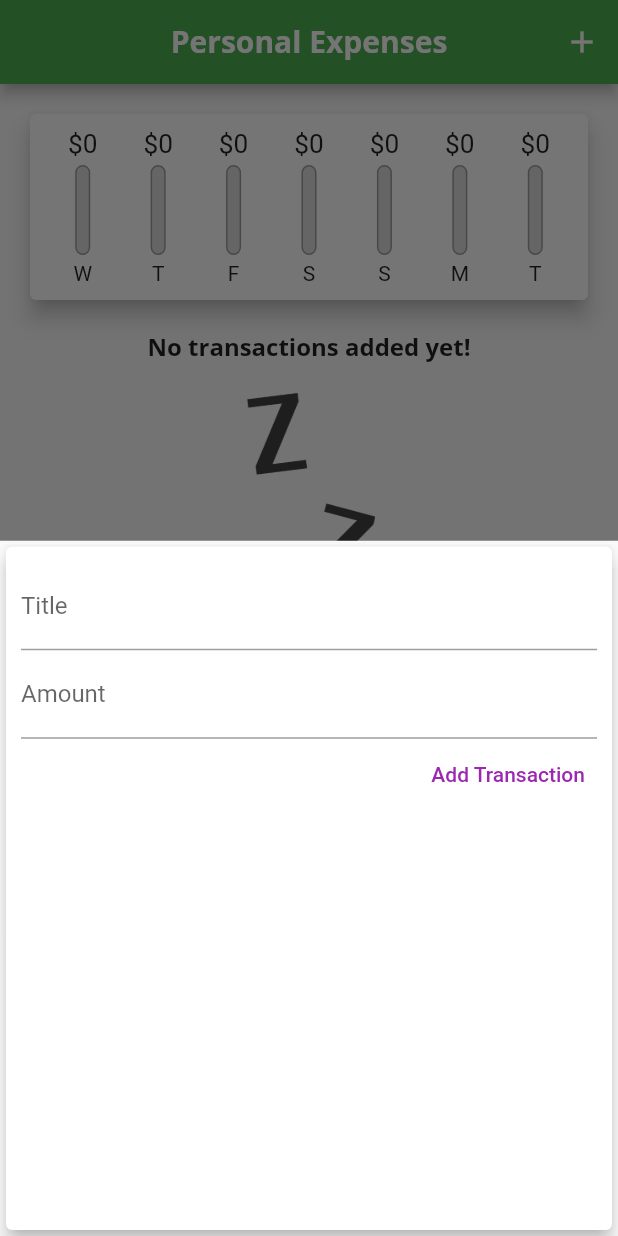
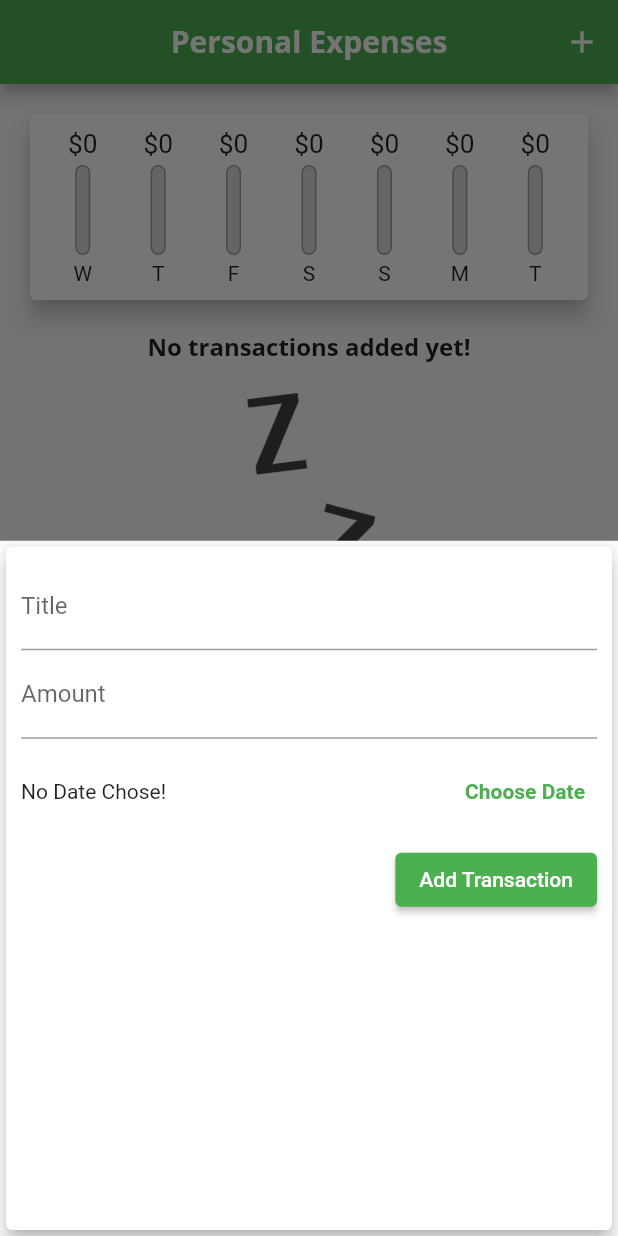
Before and after one commit to AlvaroBishop/personal_expenses_app_Flutter, a Flutter app: the screen it shows after launch, after a tap on the "add" icon, on a phone screen of 412 x 824 dp. Run offline on Flutter 3.47's test engine with Material 2 defaults, Android fonts, the phone set to English and light mode, and no system bars; Roboto replaces fonts that are missing (Open Sans).

Commit message:
finish project

```diff
--- a/lib/main.dart
+++ b/lib/main.dart
@@ -17,6 +17,7 @@ class MyApp extends StatelessWidget {
         debugShowCheckedModeBanner: false,
         theme: ThemeData(
             primarySwatch: Colors.green,
+            errorColor: Colors.red[900],
             fontFamily: 'Quicksand',
             textTheme: ThemeData.light().textTheme.copyWith(
                     titleLarge: const TextStyle(
@@ -46,20 +47,7 @@ class _MyHomePageState extends State<MyHomePage> {
   final titleController = TextEditingController();
 
   final amountController = TextEditingController();
-  final List<Transaction> _userTransactions = [
-    // Transaction(
-    //   id: 't1',
-    //   title: 'New Shoes',
-    //   amount: 69.99,
-    //   date: DateTime.now(),
-    // ),
-    // Transaction(
-    //   id: 't2',
-    //   title: 'Weekly Groceries',
-    //   amount: 16.50,
-    //   date: DateTime.now(),
-    // ),
-  ];
+  final List<Transaction> _userTransactions = [];
 
   List<Transaction> get _recentTransactions {
     return _userTransactions.where((tx) {
@@ -71,15 +59,22 @@ class _MyHomePageState extends State<MyHomePage> {
     }).toList();
   }
 
-  void _addNewTransaction(String txTitle, double txAmount) {
+  void _addNewTransaction(
+      String txTitle, double txAmount, DateTime chosenDate) {
     final newTx = Transaction(
         id: DateTime.now().toString(),
         title: txTitle,
         amount: txAmount,
-        date: DateTime.now());
+        date: chosenDate);
 
     setState(() {
       _userTransactions.add(newTx);
+    });
+  }
+
+  void _deleteTransaction(String id) {
+    setState(() {
+      _userTransactions.removeWhere((element) => element.id == id);
     });
   }
 
@@ -109,7 +104,12 @@ class _MyHomePageState extends State<MyHomePage> {
           crossAxisAlignment: CrossAxisAlignment.stretch,
           children: <Widget>[
             Chart(recentTransactions: _recentTransactions),
-            TransactionList(transactions: _userTransactions),
+            Expanded(
+              child: TransactionList(
+                transactions: _userTransactions,
+                deleteTransaction: _deleteTransaction,
+              ),
+            ),
           ],
         ),
         floatingActionButtonLocation: FloatingActionButtonLocation.centerFloat,
--- a/lib/widgets/chart_bar.dart
+++ b/lib/widgets/chart_bar.dart
@@ -27,6 +27,7 @@ class ChartBar extends StatelessWidget {
           height: 60,
           width: 10,
           child: Stack(
+            alignment: Alignment.bottomCenter,
             children: [
               Container(
                 decoration: BoxDecoration(
@@ -38,8 +39,10 @@ class ChartBar extends StatelessWidget {
                 heightFactor: spendingPctOfTotal,
                 child: Container(
                   decoration: BoxDecoration(
-                      color: Theme.of(context).primaryColor,
-                      borderRadius: BorderRadius.circular(10)),
+                    color: Theme.of(context).primaryColor,
+                    borderRadius:
+                        BorderRadius.vertical(top: Radius.circular(10)),
+                  ),
                 ),
               )
             ],
--- a/lib/widgets/new_transaction.dart
+++ b/lib/widgets/new_transaction.dart
@@ -1,4 +1,5 @@
 import 'package:flutter/material.dart';
+import 'package:intl/intl.dart';
 
 class NewTransaction extends StatefulWidget {
   final Function addNewTransaction;
@@ -13,19 +14,37 @@ class _NewTransactionState extends State<NewTransaction> {
   final titleController = TextEditingController();
 
   final amountController = TextEditingController();
+  DateTime? _selectedDate;
 
-  void submitData() {
+  void _submitData() {
     final enteredTitle = titleController.text;
     final enteredAmount = double.parse(amountController.text);
 
-    if (enteredTitle.isEmpty || enteredAmount <= 0) return;
+    if (enteredTitle.isEmpty || enteredAmount <= 0 || _selectedDate == null) {
+      return;
+    }
 
     widget.addNewTransaction(
       enteredTitle,
       enteredAmount,
+      _selectedDate,
     );
 
     Navigator.of(context).pop();
+  }
+
+  void _presentDatePicker() {
+    showDatePicker(
+      context: context,
+      initialDate: DateTime.now(),
+      firstDate: DateTime(2022),
+      lastDate: DateTime.now(),
+    ).then((pickedDate) {
+      if (pickedDate == null) return;
+      setState(() {
+        _selectedDate = pickedDate;
+      });
+    });
   }
 
   @override
@@ -42,19 +61,38 @@ class _NewTransactionState extends State<NewTransaction> {
               decoration: const InputDecoration(labelText: 'Title'),
               controller: titleController,
               keyboardType: TextInputType.text,
-              onSubmitted: (_) => submitData(),
+              onSubmitted: (_) => _submitData(),
               // onChanged: (value) => titleInput = value,
             ),
             TextField(
               decoration: const InputDecoration(labelText: 'Amount'),
               controller: amountController,
               keyboardType: TextInputType.number,
-              onSubmitted: (_) => submitData(),
+              onSubmitted: (_) => _submitData(),
               // onChanged: (value) => amountInput = value,
             ),
-            TextButton(
-              onPressed: submitData,
-              style: TextButton.styleFrom(foregroundColor: Colors.purple),
+            Container(
+              height: 70,
+              child: Row(
+                children: [
+                  Expanded(
+                    child: Text((_selectedDate == null)
+                        ? 'No Date Chose!'
+                        : 'Picked Date: ${DateFormat.yMd().format(_selectedDate!)}'),
+                  ),
+                  TextButton(
+                    onPressed: _presentDatePicker,
+                    child: Text('Choose Date'),
+                    style: TextButton.styleFrom(
+                      textStyle: TextStyle(fontWeight: FontWeight.bold),
+                      foregroundColor: Theme.of(context).primaryColor,
+                    ),
+                  )
+                ],
+              ),
+            ),
+            ElevatedButton(
+              onPressed: _submitData,
               child: const Text('Add Transaction'),
             )
           ],
--- a/lib/widgets/transactions_list.dart
+++ b/lib/widgets/transactions_list.dart
@@ -4,8 +4,10 @@ import 'package:personal_expenses_app/models/transaction.dart';
 
 class TransactionList extends StatelessWidget {
   final List<Transaction> transactions;
+  final Function deleteTransaction;
 
-  const TransactionList({super.key, required this.transactions});
+  const TransactionList(
+      {super.key, required this.transactions, required this.deleteTransaction});
 
   @override
   Widget build(BuildContext context) {
@@ -64,6 +66,13 @@ class TransactionList extends StatelessWidget {
                         color: Colors.grey,
                       ),
                     ),
+                    trailing: IconButton(
+                      icon: Icon(Icons.delete),
+                      color: Theme.of(context).errorColor,
+                      onPressed: () {
+                        deleteTransaction(transactions[index].id);
+                      },
+                    ),
                   ),
                 );
               },
```
